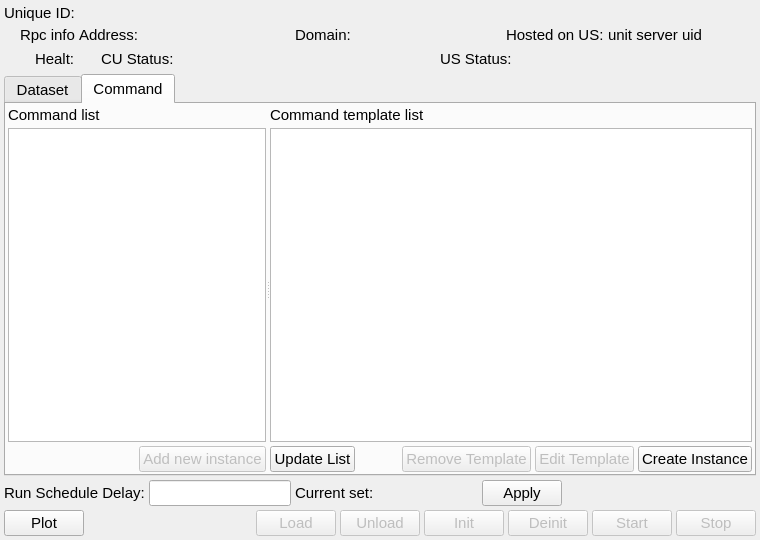
Qt form ccs/node/control_unit/ControlUnitEditor.ui (bisegni/chaosframework) before a commit.
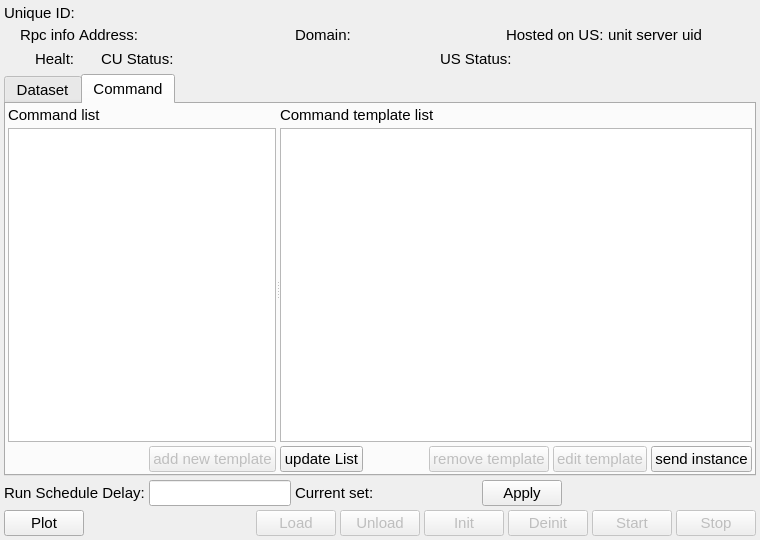
The same form after that commit. The open tabs and pages were chosen to show the change. Custom widgets are drawn as their Qt base class.

Commit message: changed button title

The edit to the form file:
```diff
--- a/ccs/node/control_unit/ControlUnitEditor.ui
+++ b/ccs/node/control_unit/ControlUnitEditor.ui
@@ -580,7 +580,7 @@
                 </font>
                </property>
                <property name="text">
-                <string>Add new instance</string>
+                <string>add new template</string>
                </property>
               </widget>
              </item>
@@ -631,7 +631,7 @@
                 </font>
                </property>
                <property name="text">
-                <string>Update List</string>
+                <string>update List</string>
                </property>
               </widget>
              </item>
@@ -659,7 +659,7 @@
                 </font>
                </property>
                <property name="text">
-                <string>Remove Template</string>
+                <string>remove template</string>
                </property>
               </widget>
              </item>
@@ -674,7 +674,7 @@
                 </font>
                </property>
                <property name="text">
-                <string>Edit Template</string>
+                <string>edit template</string>
                </property>
               </widget>
              </item>
@@ -686,7 +686,7 @@
                 </font>
                </property>
                <property name="text">
-                <string>Create Instance</string>
+                <string>send instance</string>
                </property>
               </widget>
              </item>
```
Left out of the diff: 2 changed lines with no effect on the pictures.
